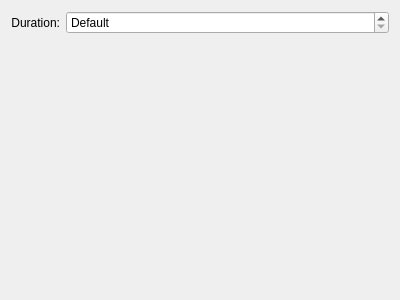
Old version of the form effects/slide/slide_config.ui in the repository lfdevs/kwin.
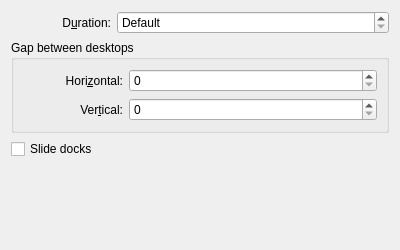
New version of the form.

Diff of the .ui file:
```diff
--- a/effects/slide/slide_config.ui
+++ b/effects/slide/slide_config.ui
@@ -7,14 +7,22 @@
     <x>0</x>
     <y>0</y>
     <width>400</width>
-    <height>300</height>
+    <height>250</height>
    </rect>
   </property>
-  <layout class="QFormLayout" name="formLayout">
-   <item row="0" column="0">
-    <widget class="QLabel" name="label">
+  <layout class="QVBoxLayout" name="verticalLayout">
+   <item>
+    <layout class="QHBoxLayout" name="layout_Duration">
+     <item>
+      <widget class="QLabel" name="label_Duration">
+       <property name="minimumSize">
+        <size>
+         <width>100</width>
+         <height>0</height>
+        </size>
+       </property>
      <property name="text">
-      <string>Duration:</string>
+        <string>D&amp;uration:</string>
      </property>
      <property name="alignment">
       <set>Qt::AlignRight|Qt::AlignTrailing|Qt::AlignVCenter</set>
@@ -24,7 +32,7 @@
      </property>
     </widget>
    </item>
-   <item row="0" column="1">
+     <item>
     <widget class="QSpinBox" name="kcfg_Duration">
      <property name="sizePolicy">
       <sizepolicy hsizetype="Expanding" vsizetype="Fixed">
@@ -32,6 +40,12 @@
        <verstretch>0</verstretch>
       </sizepolicy>
      </property>
+       <property name="minimumSize">
+        <size>
+         <width>0</width>
+         <height>0</height>
+        </size>
+       </property>
      <property name="specialValueText">
       <string comment="Duration of the slide animation">Default</string>
      </property>
@@ -45,6 +59,121 @@
       <number>10</number>
      </property>
     </widget>
+     </item>
+    </layout>
+   </item>
+   <item>
+    <widget class="QGroupBox" name="groupbox_Gaps">
+     <property name="enabled">
+      <bool>true</bool>
+     </property>
+     <property name="title">
+      <string>Gap between desktops</string>
+     </property>
+     <layout class="QVBoxLayout" name="verticalLayout_2">
+      <item>
+       <layout class="QHBoxLayout" name="layout_HorizontalGap">
+        <item>
+         <widget class="QLabel" name="label_HorizontalGap">
+          <property name="minimumSize">
+           <size>
+            <width>100</width>
+            <height>0</height>
+           </size>
+          </property>
+          <property name="text">
+           <string>Hori&amp;zontal:</string>
+          </property>
+          <property name="alignment">
+           <set>Qt::AlignRight|Qt::AlignTrailing|Qt::AlignVCenter</set>
+          </property>
+          <property name="buddy">
+           <cstring>kcfg_HorizontalGap</cstring>
+          </property>
+         </widget>
+        </item>
+        <item>
+         <widget class="QSpinBox" name="kcfg_HorizontalGap">
+          <property name="sizePolicy">
+           <sizepolicy hsizetype="Expanding" vsizetype="Fixed">
+            <horstretch>0</horstretch>
+            <verstretch>0</verstretch>
+           </sizepolicy>
+          </property>
+          <property name="suffix">
+           <string/>
+          </property>
+          <property name="maximum">
+           <number>1000</number>
+          </property>
+          <property name="singleStep">
+           <number>5</number>
+          </property>
+         </widget>
+        </item>
+       </layout>
+      </item>
+      <item>
+       <layout class="QHBoxLayout" name="layout_VerticalGap">
+        <item>
+         <widget class="QLabel" name="label_VerticalGap">
+          <property name="minimumSize">
+           <size>
+            <width>100</width>
+            <height>0</height>
+           </size>
+          </property>
+          <property name="text">
+           <string>Ver&amp;tical:</string>
+          </property>
+          <property name="alignment">
+           <set>Qt::AlignRight|Qt::AlignTrailing|Qt::AlignVCenter</set>
+          </property>
+          <property name="buddy">
+           <cstring>kcfg_VerticalGap</cstring>
+          </property>
+         </widget>
+        </item>
+        <item>
+         <widget class="QSpinBox" name="kcfg_VerticalGap">
+          <property name="sizePolicy">
+           <sizepolicy hsizetype="Expanding" vsizetype="Fixed">
+            <horstretch>0</horstretch>
+            <verstretch>0</verstretch>
+           </sizepolicy>
+          </property>
+          <property name="maximum">
+           <number>1000</number>
+          </property>
+          <property name="singleStep">
+           <number>5</number>
+          </property>
+         </widget>
+        </item>
+       </layout>
+      </item>
+     </layout>
+    </widget>
+   </item>
+   <item>
+    <widget class="QCheckBox" name="kcfg_SlideDocks">
+     <property name="text">
+      <string>Slide docks</string>
+     </property>
+    </widget>
+   </item>
+   <item>
+    <spacer name="verticalSpacer">
+     <property name="orientation">
+      <enum>Qt::Vertical</enum>
+     </property>
+     <property name="sizeHint" stdset="0">
+      <size>
+       <width>20</width>
+       <height>40</height>
+      </size>
+     </property>
+    </spacer>
    </item>
   </layout>
  </widget>
```
Left out of the diff: 2 changed lines with no effect on the pictures. Lines whose indentation alone changed are shown as unchanged.
